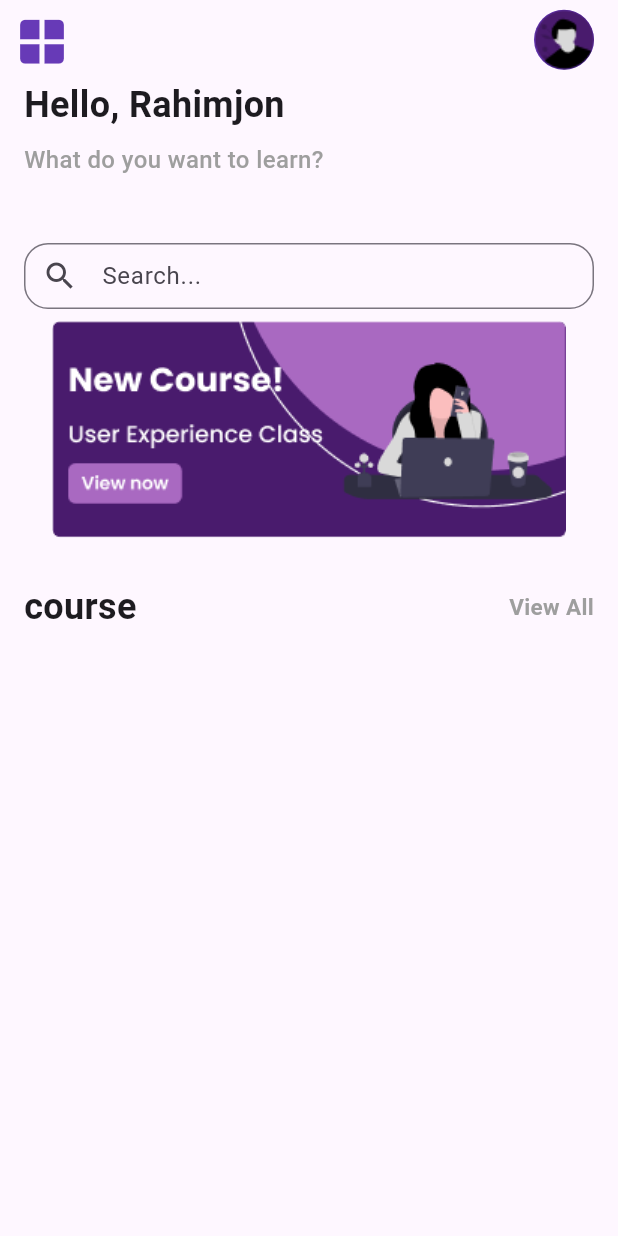
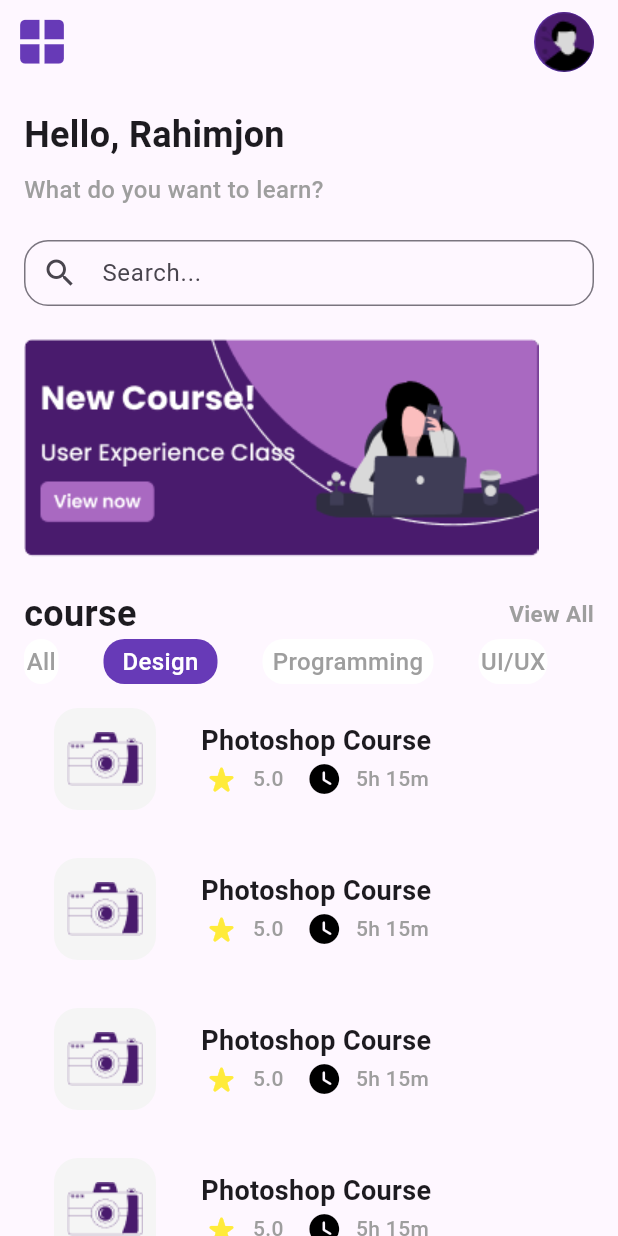
Before and after one commit to RahimjonIsmoilov/educenter_student, a Flutter app: the HomePage screen opened directly, on a phone screen of 412 x 824 dp. Run offline on Flutter 3.47's test engine with Material 3 defaults, Android fonts, the phone set to English and light mode, and no system bars; our stand-ins replace pinput.

Commit message:
home page commit

```diff
--- a/lib/home_page/home_page.dart
+++ b/lib/home_page/home_page.dart
@@ -14,30 +14,33 @@ class HomePage extends StatelessWidget {
               color: Colors.deepPurple,
               size: 39,
             )),
-        actions: const [
-          Padding(
+        actions: [
+          InkWell(
+            onTap: () {},
+            child: const Padding(
               padding: EdgeInsets.only(right: 16),
               child: CircleAvatar(
                 backgroundImage: AssetImage('images/avatar.png'),
                 backgroundColor: Colors.deepPurple,
               ),
             ),
+          ),
         ],
-        bottom: const PreferredSize(
-          preferredSize: Size.fromHeight(150),
+        bottom: PreferredSize(
+          preferredSize: const Size.fromHeight(400),
           child: Align(
             alignment: Alignment.centerLeft,
             child: Padding(
-              padding: EdgeInsets.only(left: 16, right: 16),
+              padding: const EdgeInsets.only(left: 16, right: 16),
               child: Column(
                 mainAxisAlignment: MainAxisAlignment.start,
                 crossAxisAlignment: CrossAxisAlignment.start,
                 children: [
-                  Text(
+                  const Text(
                     "Hello, Rahimjon",
                     style: TextStyle(fontSize: 24, fontWeight: FontWeight.bold),
                   ),
-                  Padding(
+                  const Padding(
                     padding: EdgeInsets.only(top: 8),
                     child: Text(
                       "What do you want to learn?",
@@ -47,8 +50,8 @@ class HomePage extends StatelessWidget {
                           color: Colors.grey),
                     ),
                   ),
-                  Padding(
-                    padding: EdgeInsets.only(top: 44),
+                  const Padding(
+                    padding: EdgeInsets.only(top: 22, bottom: 22),
                     child: SizedBox(
                       height: 44,
                       child: TextField(
@@ -61,17 +64,7 @@ class HomePage extends StatelessWidget {
                                     BorderRadius.all(Radius.circular(16)))),
                       ),
                     ),
-                  )
-                ],
                   ),
-            ),
-          ),
-        ),
-      ),
-      body: Padding(
-        padding: const EdgeInsets.only(left: 16, right: 16),
-        child: ListView(
-          children: [
                   const Image(
                     image: AssetImage(
                       "images/newcourse.png",
@@ -85,7 +78,8 @@ class HomePage extends StatelessWidget {
                       children: [
                         const Text(
                           "course",
-                    style: TextStyle(fontSize: 24, fontWeight: FontWeight.bold),
+                          style: TextStyle(
+                              fontSize: 24, fontWeight: FontWeight.bold),
                         ),
                         InkWell(
                           onTap: () {},
@@ -94,13 +88,173 @@ class HomePage extends StatelessWidget {
                                   fontSize: 15,
                                   fontWeight: FontWeight.bold,
                                   color: Colors.grey)),
+                        ),
+                      ],
+                    ),
+                  ),
+                  SizedBox(
+                    height: 30,
+                    child: ListView(
+                      scrollDirection: Axis.horizontal,
+                      children: const [
+                        TopTab(
+                          textcolor: Colors.grey,
+                          caption: "All",
+                          withcont: 23,
+                          concolor: Colors.white,
+                        ),
+                        TopTab(
+                          caption: 'Design',
+                          withcont: 76,
+                          concolor: Colors.deepPurple,
+                          textcolor: Colors.white,
+                        ),
+                        TopTab(
+                          caption: 'Programming',
+                          withcont: 114,
+                          concolor: Colors.white,
+                          textcolor: Colors.grey,
+                        ),
+                        TopTab(
+                          caption: 'UI/UX',
+                          withcont: 46,
+                          concolor: Colors.white,
+                          textcolor: Colors.grey,
+                        )
+                      ],
+                    ),
                   )
                 ],
               ),
             ),
+          ),
+        ),
+      ),
+      body: Padding(
+        padding: const EdgeInsets.only(left: 16, right: 16),
+        child: ListView(
+          children: const [
+            Courses(),
+            Courses(),
+            Courses(),
+            Courses(),
+            Courses(),
+            Courses(),
+            Courses(),
+            Courses(),
           ],
         ),
       ),
     );
   }
 }
+
+class TopTab extends StatelessWidget {
+  const TopTab({
+    super.key,
+    required this.caption,
+    required this.withcont,
+    required this.concolor,
+    required this.textcolor,
+  });
+  final String caption;
+  final double withcont;
+  final Color concolor;
+  final Color textcolor;
+  @override
+  Widget build(BuildContext context) {
+    return Container(
+      margin: const EdgeInsets.only(
+        right: 30,
+      ),
+      height: 40,
+      width: withcont,
+      decoration: BoxDecoration(
+          color: concolor,
+          shape: BoxShape.rectangle,
+          borderRadius: BorderRadius.circular(14)),
+      child: InkWell(
+        onTap: () {},
+        child: Align(
+          alignment: Alignment.center,
+          child: Text(
+            caption,
+            style: TextStyle(
+                fontSize: 16, fontWeight: FontWeight.w500, color: textcolor),
+          ),
+        ),
+      ),
+    );
+  }
+}
+
+class Courses extends StatelessWidget {
+  const Courses({
+    super.key,
+  });
+
+  @override
+  Widget build(BuildContext context) {
+    return SizedBox(
+      height: 100,
+      width: 361,
+      child: Row(
+        mainAxisAlignment: MainAxisAlignment.start,
+        children: [
+          Container(
+            margin:
+                const EdgeInsets.only(left: 20, right: 30, top: 15, bottom: 15),
+            height: 68,
+            width: 68,
+            decoration: BoxDecoration(
+                color: Colors.grey.shade100,
+                borderRadius: BorderRadius.circular(16)),
+            child: const Image(image: AssetImage('images/camera.png')),
+          ),
+          const Column(
+            mainAxisAlignment: MainAxisAlignment.center,
+            crossAxisAlignment: CrossAxisAlignment.center,
+            children: [
+              Text(
+                "Photoshop Course",
+                style: TextStyle(fontWeight: FontWeight.bold, fontSize: 18),
+              ),
+              Row(
+                children: [
+                  Padding(
+                    padding: EdgeInsets.only(right: 9),
+                    child: Icon(
+                      Icons.star_rate_rounded,
+                      color: Colors.yellow,
+                    ),
+                  ),
+                  Text(
+                    "5.0",
+                    style: TextStyle(
+                        color: Colors.grey,
+                        fontSize: 14,
+                        fontWeight: FontWeight.w500),
+                  ),
+                  Padding(
+                    padding: EdgeInsets.only(left: 15, right: 9),
+                    child: Icon(
+                      Icons.watch_later_rounded,
+                      color: Colors.black,
+                    ),
+                  ),
+                  Text(
+                    "5h 15m",
+                    style: TextStyle(
+                        color: Colors.grey,
+                        fontSize: 14,
+                        fontWeight: FontWeight.w500),
+                  ),
+                ],
+              )
+            ],
+          )
+        ],
+      ),
+    );
+  }
+}
```
Also changed, not shown: images/camera.png (added). Lines whose indentation alone changed are shown as unchanged.
